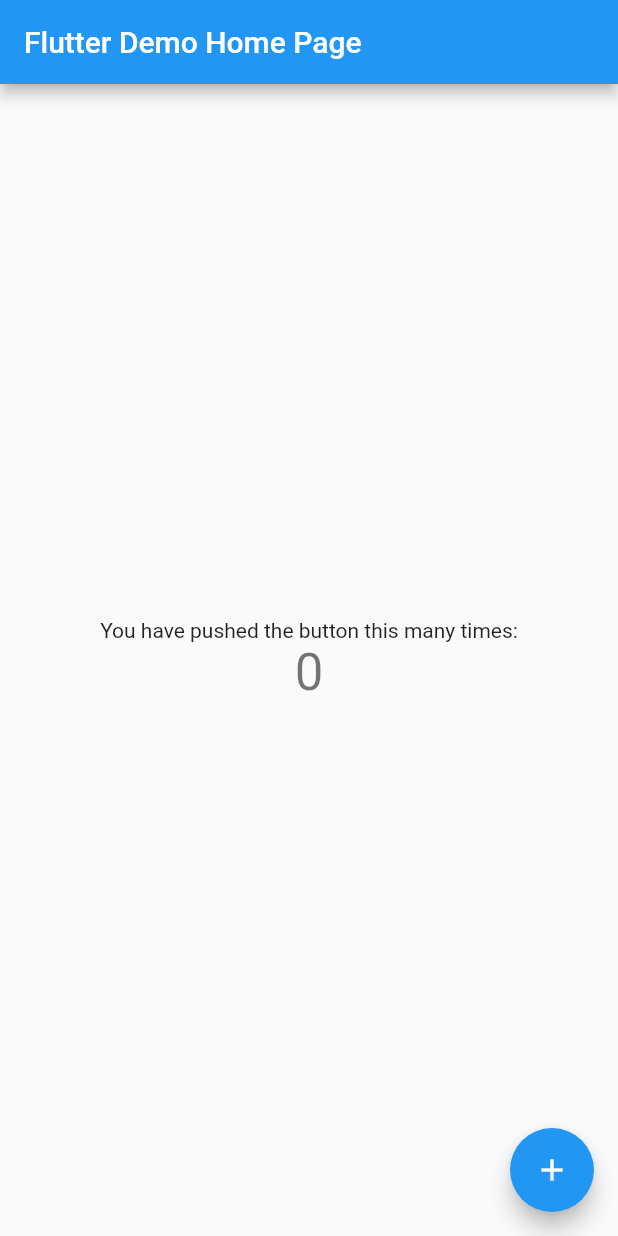
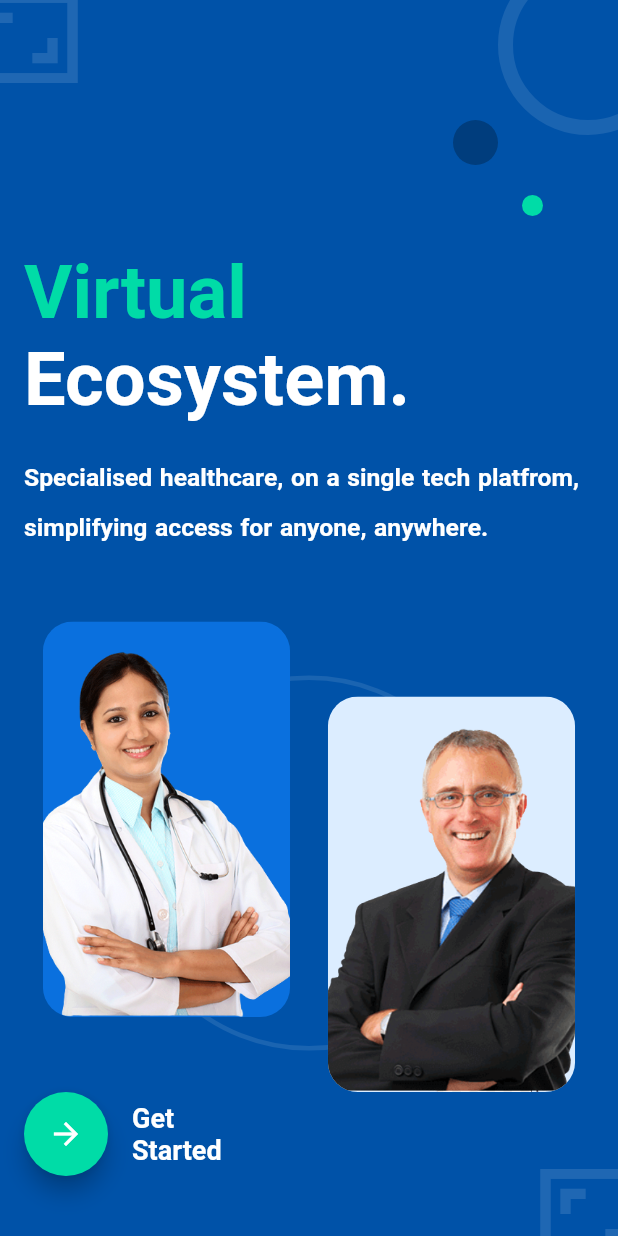
Before and after one commit to kamrulcse7/Medical-Mobile-App, a Flutter app: the screen it shows after launch, on a phone screen of 412 x 824 dp. Run offline on Flutter 3.47's test engine with Material 2 defaults, Android fonts, the light colour scheme and no system bars.

Commit message:
welcome screen design

```diff
--- a/analysis_options.yaml
+++ b/analysis_options.yaml
@@ -7,7 +7,7 @@
 
 # The following line activates a set of recommended lints for Flutter apps,
 # packages, and plugins designed to encourage good coding practices.
-include: package:flutter_lints/flutter.yaml
+# include: package:flutter_lints/flutter.yaml
 
 linter:
   # The lint rules applied to this project can be customized in the
--- a/lib/main.dart
+++ b/lib/main.dart
@@ -1,115 +1,16 @@
 import 'package:flutter/material.dart';
 
-void main() {
-  runApp(const MyApp());
-}
+import 'screens/welcome/welcomeScreen.dart';
+
+void main() => runApp(MyApp());
 
 class MyApp extends StatelessWidget {
-  const MyApp({Key? key}) : super(key: key);
-
-  // This widget is the root of your application.
   @override
   Widget build(BuildContext context) {
     return MaterialApp(
-      title: 'Flutter Demo',
-      theme: ThemeData(
-        // This is the theme of your application.
-        //
-        // Try running your application with "flutter run". You'll see the
-        // application has a blue toolbar. Then, without quitting the app, try
-        // changing the primarySwatch below to Colors.green and then invoke
-        // "hot reload" (press "r" in the console where you ran "flutter run",
-        // or simply save your changes to "hot reload" in a Flutter IDE).
-        // Notice that the counter didn't reset back to zero; the application
-        // is not restarted.
-        primarySwatch: Colors.blue,
-      ),
-      home: const MyHomePage(title: 'Flutter Demo Home Page'),
+      title: 'Medical Mobile App',
+      debugShowCheckedModeBanner: false,
+      home: WelcomeScreen(),
     );
   }
 }
-
-class MyHomePage extends StatefulWidget {
-  const MyHomePage({Key? key, required this.title}) : super(key: key);
-
-  // This widget is the home page of your application. It is stateful, meaning
-  // that it has a State object (defined below) that contains fields that affect
-  // how it looks.
-
-  // This class is the configuration for the state. It holds the values (in this
-  // case the title) provided by the parent (in this case the App widget) and
-  // used by the build method of the State. Fields in a Widget subclass are
-  // always marked "final".
-
-  final String title;
-
-  @override
-  State<MyHomePage> createState() => _MyHomePageState();
-}
-
-class _MyHomePageState extends State<MyHomePage> {
-  int _counter = 0;
-
-  void _incrementCounter() {
-    setState(() {
-      // This call to setState tells the Flutter framework that something has
-      // changed in this State, which causes it to rerun the build method below
-      // so that the display can reflect the updated values. If we changed
-      // _counter without calling setState(), then the build method would not be
-      // called again, and so nothing would appear to happen.
-      _counter++;
-    });
-  }
-
-  @override
-  Widget build(BuildContext context) {
-    // This method is rerun every time setState is called, for instance as done
-    // by the _incrementCounter method above.
-    //
-    // The Flutter framework has been optimized to make rerunning build methods
-    // fast, so that you can just rebuild anything that needs updating rather
-    // than having to individually change instances of widgets.
-    return Scaffold(
-      appBar: AppBar(
-        // Here we take the value from the MyHomePage object that was created by
-        // the App.build method, and use it to set our appbar title.
-        title: Text(widget.title),
-      ),
-      body: Center(
-        // Center is a layout widget. It takes a single child and positions it
-        // in the middle of the parent.
-        child: Column(
-          // Column is also a layout widget. It takes a list of children and
-          // arranges them vertically. By default, it sizes itself to fit its
-          // children horizontally, and tries to be as tall as its parent.
-          //
-          // Invoke "debug painting" (press "p" in the console, choose the
-          // "Toggle Debug Paint" action from the Flutter Inspector in Android
-          // Studio, or the "Toggle Debug Paint" command in Visual Studio Code)
-          // to see the wireframe for each widget.
-          //
-          // Column has various properties to control how it sizes itself and
-          // how it positions its children. Here we use mainAxisAlignment to
-          // center the children vertically; the main axis here is the vertical
-          // axis because Columns are vertical (the cross axis would be
-          // horizontal).
-          mainAxisAlignment: MainAxisAlignment.center,
-          children: <Widget>[
-            const Text(
-              'You have pushed the button this many times:',
-            ),
-            Text(
-              '$_counter',
-              style: Theme.of(context).textTheme.headline4,
-            ),
-          ],
-        ),
-      ),
-      floatingActionButton: FloatingActionButton(
-        onPressed: _incrementCounter,
-        tooltip: 'Increment',
-        child: const Icon(Icons.add),
-      ), // This trailing comma makes auto-formatting nicer for build methods.
-    );
-  }
-}
--- /dev/null
+++ b/lib/screens/home/homeScreen.dart
@@ -0,0 +1,16 @@
+import 'package:flutter/material.dart';
+
+class HomeScreen extends StatelessWidget {
+  const HomeScreen({ Key? key }) : super(key: key);
+
+  @override
+  Widget build(BuildContext context) {
+    Size size = MediaQuery.of(context).size;
+    return Scaffold(
+      body: Container(
+        height: size.height,
+        width: size.width,
+      ),
+    );
+  }
+}
--- /dev/null
+++ b/lib/screens/welcome/background.dart
@@ -0,0 +1,93 @@
+import 'package:flutter/material.dart';
+
+class Background extends StatelessWidget {
+  const Background({
+    Key? key,
+    required this.child,
+  }) : super(key: key);
+  final Widget child;
+  @override
+  Widget build(BuildContext context) {
+    Size size = MediaQuery.of(context).size;
+    return Scaffold(
+      body: Stack(
+        children: [
+          Container(
+            width: size.width,
+            height: size.height,
+            color: Color(0xFF0052a8),
+          ),
+          Positioned(
+            right: -40,
+            top: -30,
+            child: Container(
+              width: 120.0,
+              height: 120.0,
+              decoration: BoxDecoration(
+                border: Border.all(width: 10.0, color: Colors.white10),
+                shape: BoxShape.circle,
+              ),
+            ),
+          ),
+          Positioned(
+            right: 80,
+            top: 80,
+            child: Container(
+              width: 30.0,
+              height: 30.0,
+              decoration: BoxDecoration(
+                color: Colors.black26,
+                shape: BoxShape.circle,
+              ),
+            ),
+          ),
+          Positioned(
+            right: 50,
+            top: 130,
+            child: Container(
+              width: 14.0,
+              height: 14.0,
+              decoration: BoxDecoration(
+                color: Color(0xFF00dca7),
+                shape: BoxShape.circle,
+              ),
+            ),
+          ),
+
+          Positioned(
+            right: -25,
+            bottom: -25,
+            child: Icon(
+              Icons.aspect_ratio_sharp,
+              color: Colors.white12,
+              size: 80.0,
+            ),
+          ),
+          Positioned(
+            left: -25,
+            top: -15,
+            child: Icon(
+              Icons.aspect_ratio_sharp,
+              color: Colors.white12,
+              size: 80.0,
+            ),
+          ),
+          Positioned(
+            right: 0,
+            left: 0,
+            bottom: size.height * 0.15,
+            child: Container(
+              width: 300,
+              height: 250.0,
+              decoration: BoxDecoration(
+                border: Border.all(width: 3.0, color: Colors.white10),
+                shape: BoxShape.circle,
+              ),
+            ),
+          ),
+          child,
+        ],
+      ),
+    );
+  }
+}
--- /dev/null
+++ b/lib/screens/welcome/body.dart
@@ -0,0 +1,114 @@
+import 'package:flutter/material.dart';
+import 'package:medical_mobile_app/screens/home/homeScreen.dart';
+import 'package:medical_mobile_app/screens/welcome/background.dart';
+
+class Body extends StatelessWidget {
+  const Body({Key? key}) : super(key: key);
+
+  @override
+  Widget build(BuildContext context) {
+    Size size = MediaQuery.of(context).size;
+    return Background(
+      child: Container(
+        width: size.width,
+        height: size.height,
+        padding: const EdgeInsets.fromLTRB(16.0, 0.0, 16.0, 40.0),
+        child: Column(
+          mainAxisAlignment: MainAxisAlignment.end,
+          crossAxisAlignment: CrossAxisAlignment.start,
+          children: [
+            Text.rich(
+              TextSpan(
+                text: "Virtual\n",
+                children: [
+                  TextSpan(
+                    text: "Ecosystem.",
+                    style: TextStyle(
+                      color: Colors.white,
+                    ),
+                  ),
+                ],
+                style: TextStyle(
+                  fontSize: size.width * 0.12,
+                  fontWeight: FontWeight.bold,
+                  color: Color(0xFF00dca7),
+                ),
+              ),
+            ),
+            SizedBox(
+              height: 16.0,
+            ),
+            Text(
+              "Specialised healthcare, on a single tech platfrom,\nsimplifying access for anyone, anywhere.",
+              style: TextStyle(
+                color: Colors.white,
+                fontSize: size.width * 0.04,
+                fontWeight: FontWeight.w700,
+                wordSpacing: 1.0,
+                height: 2.0,
+              ),
+            ),
+            Row(
+              mainAxisAlignment: MainAxisAlignment.spaceAround,
+              children: [
+                ClipRRect(
+                  borderRadius: BorderRadius.circular(20.0),
+                  child: Container(
+                    height: size.height * 0.32,
+                    width: size.width * 0.40,
+                    color: Color(0xFF0a70de),
+                    padding: EdgeInsets.only(top: 20.0),
+                    child: Image.asset(
+                      "assets/images/doctor1.png",
+                      fit: BoxFit.fitHeight,
+                    ),
+                  ),
+                ),
+                Container(
+                  margin: EdgeInsets.only(top: 100.0),
+                  child: ClipRRect(
+                    borderRadius: BorderRadius.circular(20.0),
+                    child: Container(
+                      height: size.height * 0.32,
+                      width: size.width * 0.40,
+                      color: Color(0xFFdcedff),
+                      padding: EdgeInsets.only(top: 20.0),
+                      child: Image.asset(
+                        "assets/images/doctor2.png",
+                        fit: BoxFit.fitHeight,
+                      ),
+                    ),
+                  ),
+                ),
+              ],
+            ),
+            Row(
+              children: [
+                FloatingActionButton(
+                  onPressed: () => Navigator.of(context).pushReplacement(
+                    MaterialPageRoute(
+                      builder: (context) => HomeScreen(),
+                    ),
+                  ),
+                  child: Icon(Icons.arrow_forward),
+                  backgroundColor: Color(0xFF00dca7),
+                ),
+                SizedBox(
+                  width: 16.0,
+                ),
+                Text(
+                  "Get\nStarted",
+                  style: TextStyle(
+                    fontSize: 18.0,
+                    color: Colors.white,
+                    fontWeight: FontWeight.bold,
+                  ),
+                )
+              ],
+            ),
+          ],
+        ),
+      ),
+    );
+  }
+}
--- /dev/null
+++ b/lib/screens/welcome/welcomeScreen.dart
@@ -0,0 +1,15 @@
+import 'package:flutter/material.dart';
+import 'package:medical_mobile_app/screens/welcome/body.dart';
+
+class WelcomeScreen extends StatelessWidget {
+  const WelcomeScreen({
+    Key? key,
+  }) : super(key: key);
+
+  @override
+  Widget build(BuildContext context) {
+    return Scaffold(
+      body: Body(),
+    );
+  }
+}
--- a/pubspec.yaml
+++ b/pubspec.yaml
@@ -58,8 +58,8 @@
   uses-material-design: true
 
   # To add assets to your application, add an assets section, like this:
-  # assets:
-  #   - images/a_dot_burr.jpeg
+  assets:
+    - assets/images/
   #   - images/a_dot_ham.jpeg
 
   # An image asset can refer to one or more resolution-specific "variants", see
```
Also changed, not shown: assets/images/bg.jpg (added), assets/images/doctor1.png (added), assets/images/doctor2.png (added).
